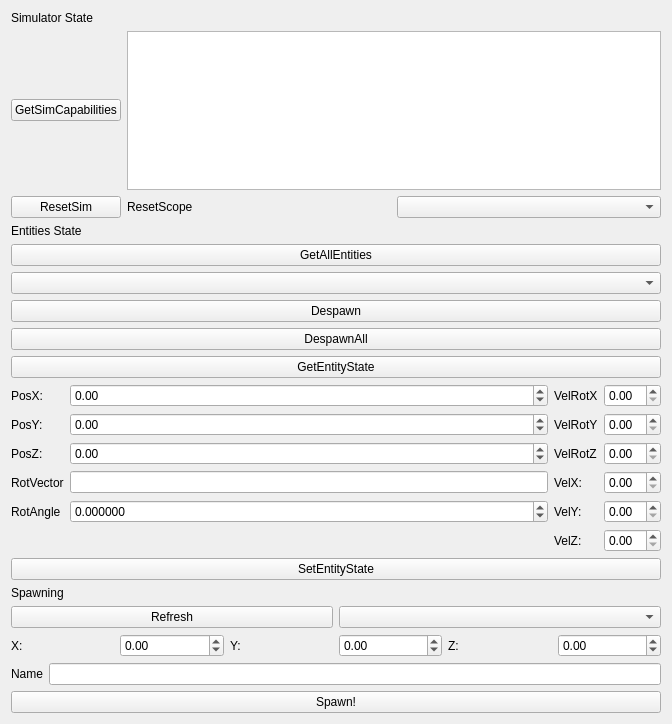
Qt form src/sim_widget.ui (RobotecAI/q_simulation_interfaces) before a commit.
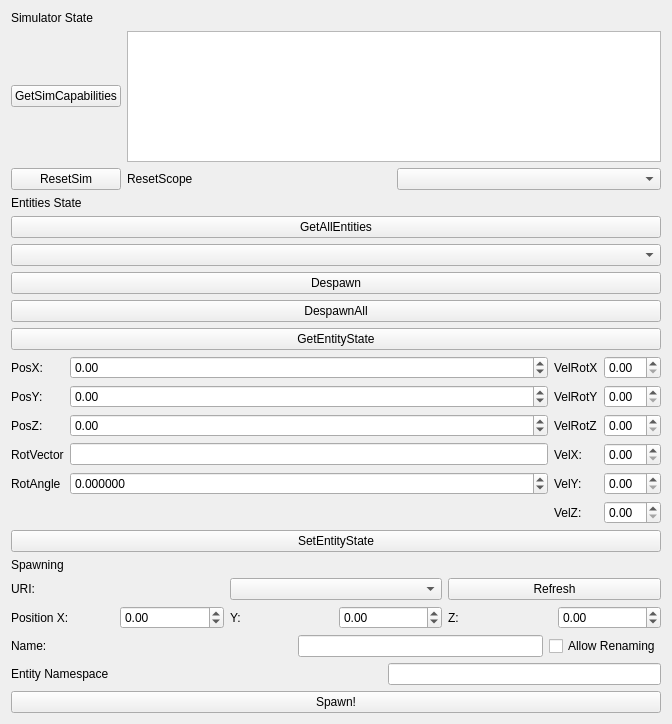
The same form after that commit.

Commit message: Allow renaming support

What changed in the file:
```diff
--- a/src/sim_widget.ui
+++ b/src/sim_widget.ui
@@ -265,6 +265,16 @@
      </item>
      <item>
       <layout class="QHBoxLayout" name="horizontalLayout_2">
+       <item>
+        <widget class="QLabel" name="label_18">
+         <property name="text">
+          <string>URI:</string>
+         </property>
+        </widget>
+       </item>
+       <item>
+        <widget class="QComboBox" name="ComboSpawables"/>
+       </item>
        <item>
         <widget class="QPushButton" name="PushButtonRefresh">
          <property name="text">
@@ -272,9 +282,6 @@
          </property>
         </widget>
        </item>
-       <item>
-        <widget class="QComboBox" name="ComboSpawables"/>
-       </item>
       </layout>
      </item>
      <item>
@@ -282,7 +289,7 @@
        <item>
         <widget class="QLabel" name="label_3">
          <property name="text">
-          <string>X:</string>
+          <string>Position X:</string>
          </property>
         </widget>
        </item>
@@ -337,12 +344,66 @@
        <item>
         <widget class="QLabel" name="Name">
          <property name="text">
-          <string>Name</string>
+          <string>Name:</string>
          </property>
         </widget>
        </item>
+       <item>
+        <spacer name="horizontalSpacer">
+         <property name="orientation">
+          <enum>Qt::Horizontal</enum>
+         </property>
+         <property name="sizeHint" stdset="0">
+          <size>
+           <width>40</width>
+           <height>20</height>
+          </size>
+         </property>
+        </spacer>
+       </item>
        <item>
         <widget class="QLineEdit" name="lineEditName"/>
+       </item>
+       <item>
+        <widget class="QCheckBox" name="checkBoxAllowRename">
+         <property name="text">
+          <string>Allow Renaming</string>
+         </property>
+        </widget>
+       </item>
+      </layout>
+     </item>
+     <item>
+      <layout class="QHBoxLayout" name="horizontalLayout_3" stretch="0,0,0">
+       <property name="topMargin">
+        <number>0</number>
+       </property>
+       <item>
+        <widget class="QLabel" name="label_19">
+         <property name="text">
+          <string>Entity Namespace</string>
+         </property>
+        </widget>
+       </item>
+       <item>
+        <spacer name="horizontalSpacer_2">
+         <property name="orientation">
+          <enum>Qt::Horizontal</enum>
+         </property>
+         <property name="sizeHint" stdset="0">
+          <size>
+           <width>40</width>
+           <height>20</height>
+          </size>
+         </property>
+        </spacer>
+       </item>
+       <item>
+        <widget class="QLineEdit" name="lineEditNamespace">
+         <property name="toolTip">
+          <string>Spawn the entity with all its interfaces under this namespace.</string>
+         </property>
+        </widget>
        </item>
       </layout>
      </item>
```
The commit also changes 4 other files.
